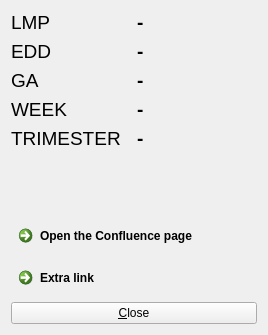
Old version of the form src/main/resources/base/ui/pregnancy.ui in the repository pbswengineering/photocopieuse.
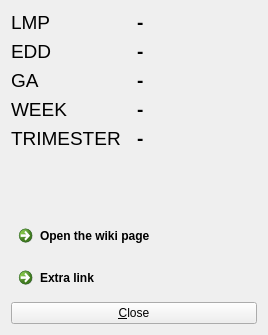
New version of the form.

```diff
--- a/src/main/resources/base/ui/pregnancy.ui
+++ b/src/main/resources/base/ui/pregnancy.ui
@@ -166,7 +166,7 @@
    <item>
     <widget class="QCommandLinkButton" name="clbConfluence">
      <property name="text">
-      <string>Open the Confluence page</string>
+      <string>Open the wiki page</string>
      </property>
     </widget>
    </item>
```
